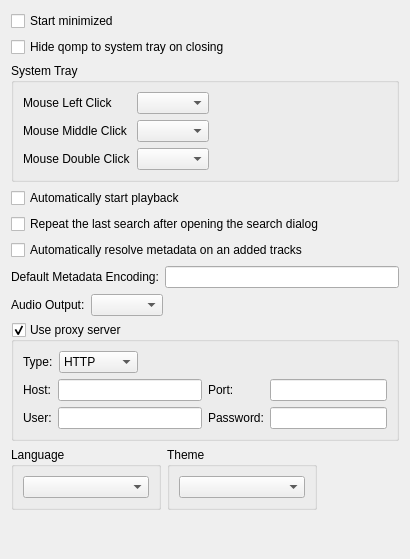
Above: src/options/qompoptionsmain.ui from qomp/qomp before the change. Below: the same form after it.
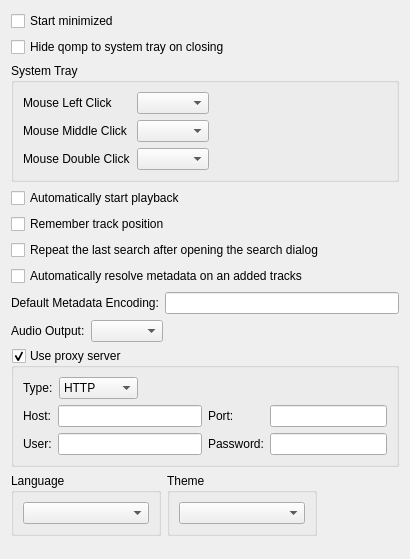
That is the form after the change.

Commit message: add last position remembering

What changed in the file:
```diff
--- a/src/options/qompoptionsmain.ui
+++ b/src/options/qompoptionsmain.ui
@@ -93,6 +93,13 @@
      </property>
     </widget>
    </item>
+   <item>
+    <widget class="QCheckBox" name="cb_rememberPosition">
+     <property name="text">
+      <string>Remember track position</string>
+     </property>
+    </widget>
+   </item>
    <item>
     <widget class="QCheckBox" name="cb_repeatLastSearch">
      <property name="text">
```
The commit also changes 7 other files.
